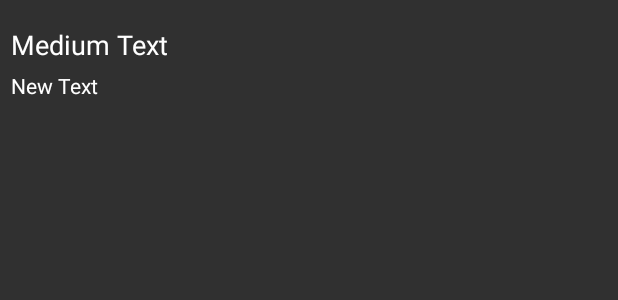
After one commit to Maheshws/VERVE, an Android app: the layout announcement_item_layout.xml on its own in the app's theme, with its tools: preview values and no code run, on a phone screen of 412 x 824 dp. The commit adds this screen. Shown: the top 300 px of the screen. Run offline under Robolectric (Android 15) with nearby library versions, the phone set to English and light mode, and no system bars.

Commit message:
Added Announcements

```diff
--- a/verve/build.gradle
+++ b/verve/build.gradle
@@ -7,8 +7,8 @@ android {
     defaultConfig {
         minSdkVersion 8
         targetSdkVersion 19
-        versionCode 3
-        versionName "0.0.4"
+        versionCode 4
+        versionName "0.1.0"
     }
     buildTypes {
         release {
--- /dev/null
+++ b/verve/src/main/res/layout/announcement_item_layout.xml
@@ -0,0 +1,29 @@
+<?xml version="1.0" encoding="utf-8"?>
+
+<LinearLayout
+    android:orientation="vertical"
+    android:layout_width="fill_parent"
+    android:layout_height="wrap_content"
+    xmlns:android="http://schemas.android.com/apk/res/android"
+    android:layout_marginTop="10dp"
+    android:layout_marginBottom="10dp"
+    android:padding="2dp">
+
+
+    <TextView
+        android:layout_width="wrap_content"
+        android:layout_height="wrap_content"
+        android:textAppearance="?android:attr/textAppearanceMedium"
+        android:text="Medium Text"
+        android:id="@+id/item_title"
+        android:layout_alignParentTop="true"
+        android:padding="5dp" />
+
+    <TextView
+        android:layout_width="wrap_content"
+        android:layout_height="wrap_content"
+        android:text="New Text"
+        android:id="@+id/item_content"
+        android:paddingLeft="5dp" />
+
+</LinearLayout>
```
Also changed, not shown: verve/src/main/java/com/mahesh/verve/AnnouncementHomeFragment.java (added, +104 -0 lines), verve/src/main/java/com/mahesh/verve/AnnouncementObject.java (added, +28 -0 lines), verve/src/main/java/com/mahesh/verve/MainActivity.java (+7 -2 lines), verve/src/main/java/com/mahesh/verve/UtilitiesMethod.java (+19 -0 lines), verve/src/main/res/layout/announcement_fragment_layout.xml (added, +26 -0 lines).
